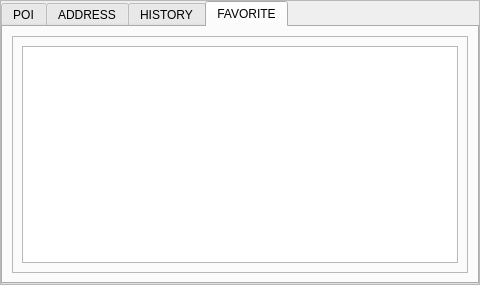
Above: Pilocik/pointselectionwindow.ui from dotevo/Pilocik before the change. Below: the same form after it.
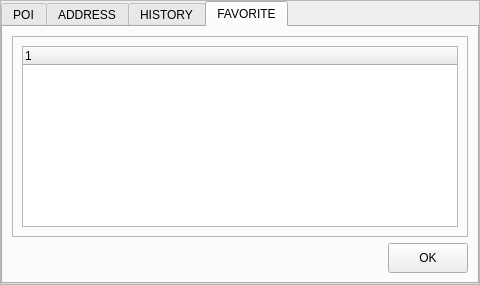
That is the form after the change. The open tabs and pages were chosen to show the change. Custom widgets are drawn as their Qt base class.

The edit to the form file:
```diff
--- a/Pilocik/pointselectionwindow.ui
+++ b/Pilocik/pointselectionwindow.ui
@@ -564,11 +564,47 @@
          </property>
          <layout class="QHBoxLayout" name="horizontalLayout_13">
           <item>
-           <widget class="QListView" name="listView_4"/>
+           <widget class="QTreeWidget" name="favouriteList">
+            <column>
+             <property name="text">
+              <string notr="true">1</string>
+             </property>
+            </column>
+           </widget>
           </item>
          </layout>
         </widget>
        </item>
+       <item row="2" column="0">
+        <layout class="QHBoxLayout" name="horizontalLayout_16">
+         <item>
+          <spacer name="horizontalSpacer_4">
+           <property name="orientation">
+            <enum>Qt::Horizontal</enum>
+           </property>
+           <property name="sizeHint" stdset="0">
+            <size>
+             <width>40</width>
+             <height>20</height>
+            </size>
+           </property>
+          </spacer>
+         </item>
+         <item>
+          <widget class="QPushButton" name="favouriteOK">
+           <property name="minimumSize">
+            <size>
+             <width>0</width>
+             <height>30</height>
+            </size>
+           </property>
+           <property name="text">
+            <string>OK</string>
+           </property>
+          </widget>
+         </item>
+        </layout>
+       </item>
       </layout>
      </widget>
     </widget>
```
Left out of the diff: 59 changed lines with no effect on the pictures.
